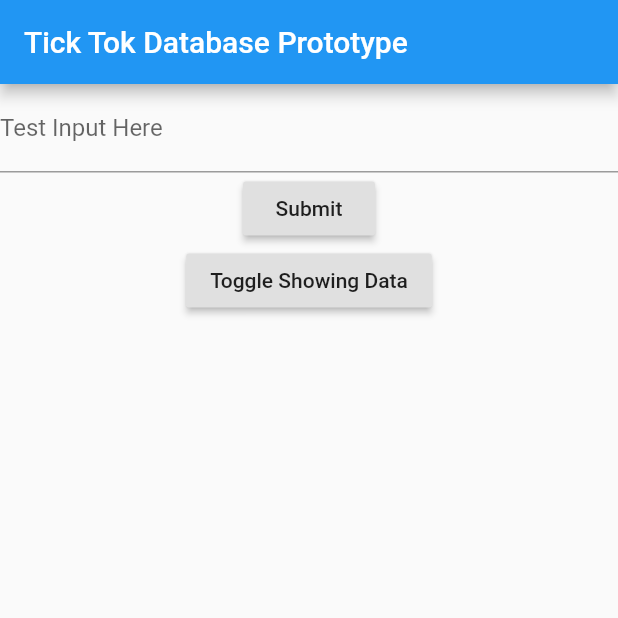
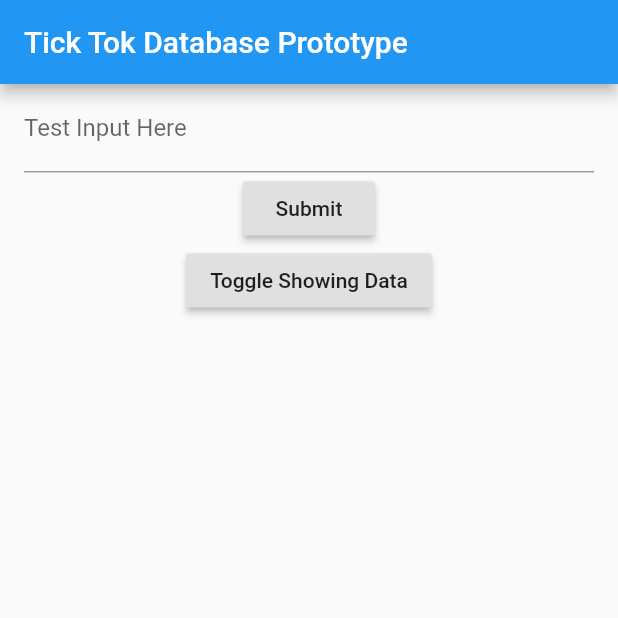
Before and after one commit to adamcantor22/Tick-mon, a Flutter app: the screen it shows after launch, on a phone screen of 412 x 824 dp, the top half of it. Run offline on Flutter 3.47's test engine with Material 2 defaults, Android fonts, the phone set to English and light mode, and no system bars; our stand-ins replace cloud_firestore; accounts and stored records are empty.

Commit message:
small padding change

```diff
--- a/tick_tok_bio/lib/main.dart
+++ b/tick_tok_bio/lib/main.dart
@@ -31,7 +31,9 @@ class _InputSectionState extends State<InputSection> {
 
   @override
   Widget build(BuildContext context) {
-    return Column(
+    return Padding(
+      padding: EdgeInsets.symmetric(horizontal: 16.0),
+      child: Column(
         children: <Widget>[
           Form(
             key: _formKey,
@@ -83,7 +85,8 @@ class _InputSectionState extends State<InputSection> {
           ),
           if (showData)
             StreamBuilder(
-            stream: Firestore.instance.collection('test_usernames').snapshots(),
+              stream:
+                  Firestore.instance.collection('test_usernames').snapshots(),
               builder: (context, snapshot) {
                 if (!snapshot.hasData) return Text('Loading...');
                 return Expanded(
@@ -103,6 +106,7 @@ class _InputSectionState extends State<InputSection> {
               },
             ),
         ],
+      ),
     );
   }
 }
```
Lines whose indentation alone changed are shown as unchanged.
